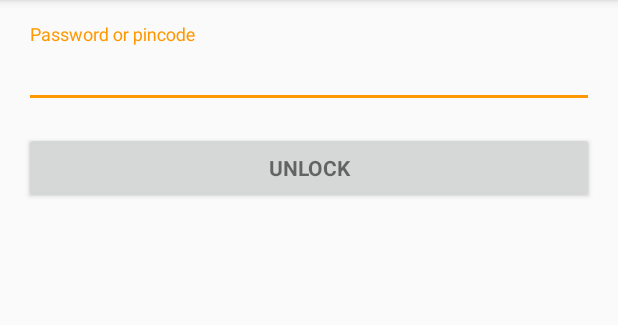
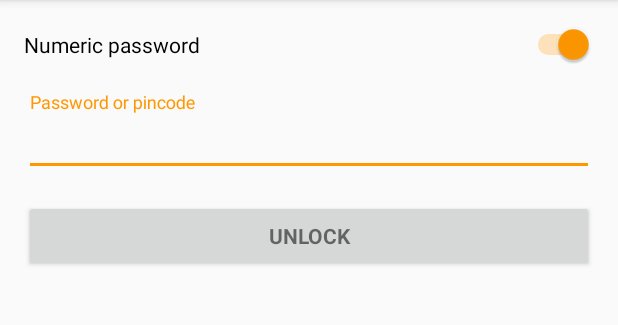
Before and after one commit to mhekkel/keylocker, an Android app: the UnlockActivity screen opened directly, with no data from a screen before it, on a phone screen of 412 x 824 dp, the part 84-409 px from its top. Run offline under Robolectric (Android 15) with nearby library versions, the phone set to English and light mode, and no system bars; libraries missing offline, so code that uses them is left out: org.simpleframework.xml.

Commit message:
Kan nu ook unlocken met niet numeriek wachtwoord... :-)

```diff
--- a/app/src/main/java/com/hekkelman/keylocker/UnlockActivity.java
+++ b/app/src/main/java/com/hekkelman/keylocker/UnlockActivity.java
@@ -6,19 +6,24 @@ import android.annotation.TargetApi;
 import android.app.AlertDialog;
 import android.content.DialogInterface;
 import android.content.Intent;
+import android.content.SharedPreferences;
+import android.preference.PreferenceManager;
 import android.support.v7.app.AppCompatActivity;
 
 import android.os.AsyncTask;
 
 import android.os.Build;
 import android.os.Bundle;
+import android.text.InputType;
 import android.text.TextUtils;
 import android.view.KeyEvent;
 import android.view.View;
 import android.view.View.OnClickListener;
 import android.view.inputmethod.EditorInfo;
 import android.widget.Button;
+import android.widget.CompoundButton;
 import android.widget.EditText;
+import android.widget.Switch;
 import android.widget.TextView;
 import android.widget.Toast;
 
@@ -84,8 +89,31 @@ public class UnlockActivity extends AppCompatActivity {
             }
         });
 
-        Button mEmailSignInButton = (Button) findViewById(R.id.email_sign_in_button);
-        mEmailSignInButton.setOnClickListener(new OnClickListener() {
+        final SharedPreferences prefs = PreferenceManager.getDefaultSharedPreferences(this);
+        boolean numericPassword = prefs.getBoolean("numeric-password", true);
+
+        final Switch sw = (Switch) findViewById(R.id.numeric_cb);
+        sw.setOnCheckedChangeListener(
+                new CompoundButton.OnCheckedChangeListener() {
+                    @Override
+                    public void onCheckedChanged(CompoundButton buttonView, boolean isChecked) {
+                        mPasswordView.setText("");
+
+                        if (isChecked) {
+                            mPasswordView.setInputType(InputType.TYPE_NUMBER_VARIATION_PASSWORD | InputType.TYPE_CLASS_NUMBER);
+                        } else {
+                            mPasswordView.setInputType(InputType.TYPE_TEXT_VARIATION_PASSWORD | InputType.TYPE_CLASS_TEXT);
+                        }
+
+                        prefs.edit().putBoolean("numeric-password", isChecked).commit();
+                    }
+                }
+        );
+
+        sw.setChecked(numericPassword);
+
+        Button signInButton = (Button) findViewById(R.id.sign_in_button);
+        signInButton.setOnClickListener(new OnClickListener() {
             @Override
             public void onClick(View view) {
                 attemptLogin();
@@ -229,8 +257,6 @@ public class UnlockActivity extends AppCompatActivity {
 
         @Override
         protected UnlockResult doInBackground(Void... params) {
-            // TODO: attempt authentication against a network service.
-
             try {
                 KeyDb keyDb = new KeyDb(mPassword.toCharArray(), new File(getFilesDir(), KeyDb.KEY_DB_NAME));
 
--- a/app/src/main/res/layout/activity_init.xml
+++ b/app/src/main/res/layout/activity_init.xml
@@ -26,7 +26,6 @@
         android:text="@string/init_text"
         android:id="@+id/explanation"
         android:layout_weight="0.20"/>
-
 
     <Switch
         android:layout_width="match_parent"
--- a/app/src/main/res/layout/activity_login.xml
+++ b/app/src/main/res/layout/activity_login.xml
@@ -18,15 +18,13 @@
         <LinearLayout android:id="@+id/email_login_form" android:layout_width="match_parent"
             android:layout_height="wrap_content" android:orientation="vertical">
 
-            <!--<android.support.design.widget.TextInputLayout android:layout_width="match_parent"-->
-                <!--android:layout_height="wrap_content">-->
-
-                <!--<AutoCompleteTextView android:id="@+id/email" android:layout_width="match_parent"-->
-                    <!--android:layout_height="wrap_content" android:hint="@string/prompt_email"-->
-                    <!--android:inputType="textEmailAddress" android:maxLines="1"-->
-                    <!--android:singleLine="true" />-->
-
-            <!--</android.support.design.widget.TextInputLayout>-->
+            <Switch
+                android:layout_width="match_parent"
+                android:layout_height="wrap_content"
+                android:text="@string/init_numeric_cb"
+                android:id="@+id/numeric_cb"
+                android:checked="true"
+                android:layout_marginBottom="18dp"/>
 
             <android.support.design.widget.TextInputLayout android:layout_width="match_parent"
                 android:layout_height="wrap_content">
@@ -41,7 +39,7 @@
 
             </android.support.design.widget.TextInputLayout>
 
-            <Button android:id="@+id/email_sign_in_button" style="?android:textAppearanceSmall"
+            <Button android:id="@+id/sign_in_button" style="?android:textAppearanceSmall"
                 android:layout_width="match_parent" android:layout_height="wrap_content"
                 android:layout_marginTop="16dp" android:text="@string/action_sign_in"
                 android:textStyle="bold" />
```
Also changed, not shown: app/src/main/java/com/hekkelman/keylocker/datamodel/Key.java (+0 -14 lines).
